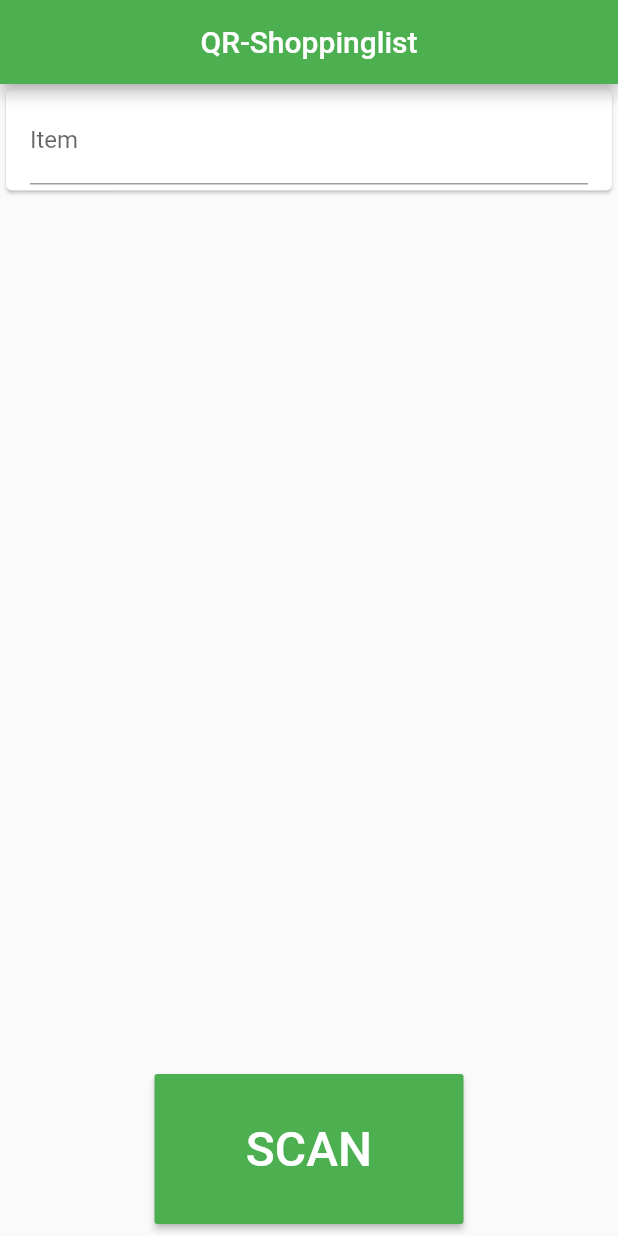
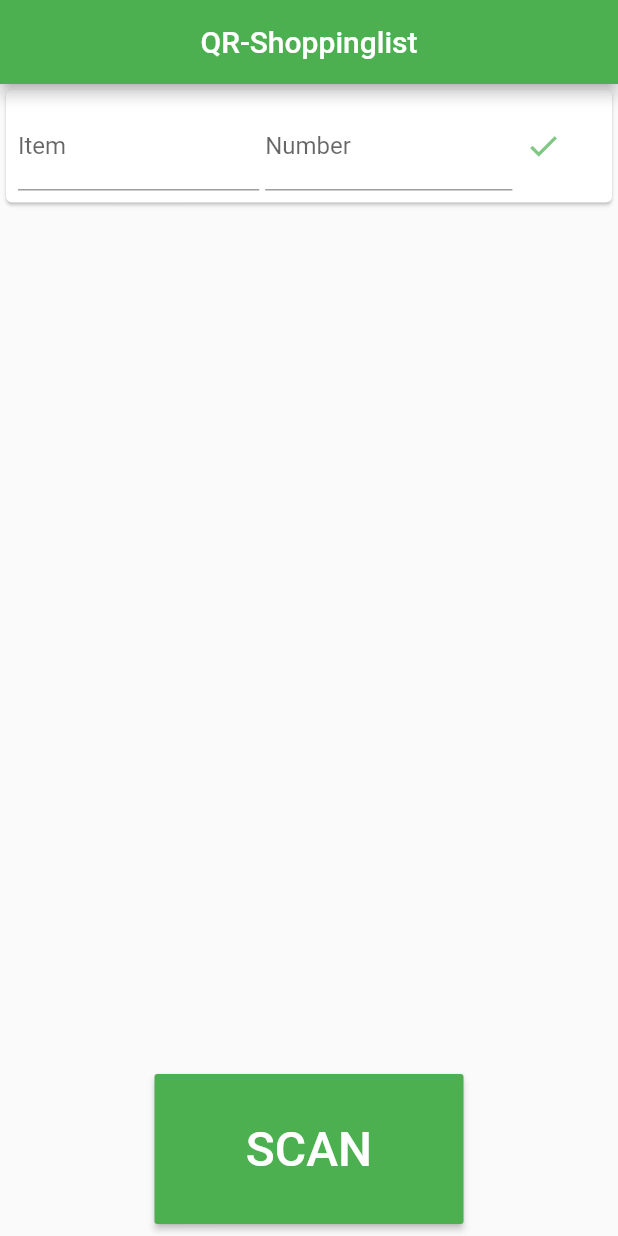
Before and after one commit to tobiasreissmann/qr_list, a Flutter app: the screen it shows after launch, on a phone screen of 412 x 824 dp. Run offline on Flutter 3.47's test engine with Material 2 defaults, Android fonts, the phone set to English and light mode, and no system bars; missing offline and left inert: barcode_scan.

Commit message:
add manual entries

```diff
--- a/lib/home_screen.dart
+++ b/lib/home_screen.dart
@@ -10,6 +10,15 @@ class HomeScreen extends StatefulWidget {
 
 class _HomeScreen extends State<HomeScreen> {
   List<Item> itemList = [];
+  TextEditingController mName = TextEditingController();
+  TextEditingController mNumber = TextEditingController();
+
+  @override
+  void dispose() {
+    mName.dispose();
+    mName.dispose();
+    super.dispose();
+  }
 
   Widget build(BuildContext context) {
     final bool showScan = MediaQuery.of(context).viewInsets.bottom == 0.0;
@@ -34,23 +43,15 @@ class _HomeScreen extends State<HomeScreen> {
                               if (index < itemList.length) {
                                 return Card(
                                     child: Padding(
-                                        padding: const EdgeInsets.all(16.0),
+                                        padding: const EdgeInsets.all(8.0),
                                         child: Row(children: <Widget>[
                                           Column(children: <Widget>[
                                             Container(
                                                 padding: const EdgeInsets.only(right: 16.0),
                                                 width: MediaQuery.of(context).size.width * 0.6,
                                                 child: Row(children: <Widget>[
-                                                  Text(
-                                                    'Item: ',
-                                                    style: TextStyle(fontSize: 22.0),
-                                                    textAlign: TextAlign.left
-                                                  ),
-                                                  Text(
-                                                    itemList[index].name,
-                                                    style: TextStyle(fontSize: 22.0, fontWeight: FontWeight.bold),
-                                                    textAlign: TextAlign.left
-                                                  ),
+                                                  Text(itemList[index].name,
+                                                      style: TextStyle(fontSize: 18.0), textAlign: TextAlign.left),
                                                 ]))
                                           ]),
                                           Column(children: <Widget>[
@@ -60,11 +61,8 @@ class _HomeScreen extends State<HomeScreen> {
                                                 child: Row(
                                                     crossAxisAlignment: CrossAxisAlignment.end,
                                                     children: <Widget>[
-                                                  Text(
-                                                    itemList[index].number,
-                                                    style: TextStyle(fontSize: 22.0, fontWeight: FontWeight.bold),
-                                                    textAlign: TextAlign.right
-                                                  )
+                                                      Text(itemList[index].number,
+                                                          style: TextStyle(fontSize: 26.0), textAlign: TextAlign.right)
                                                     ]))
                                           ]),
                                           Column(
@@ -87,15 +85,46 @@ class _HomeScreen extends State<HomeScreen> {
                                   children: <Widget>[
                                     Card(
                                         child: Padding(
-                                            padding: const EdgeInsets.only(top: 4, bottom: 4, left: 16, right: 16),
+                                      padding: const EdgeInsets.all(8),
+                                      child: Row(children: <Widget>[
+                                        Column(children: <Widget>[
+                                          Container(
+                                              width: MediaQuery.of(context).size.width * 0.4,
+                                              padding: EdgeInsets.only(right: 4),
                                               child: TextFormField(
+                                                controller: mName,
+                                                keyboardType: TextInputType.text,
                                                 decoration: const InputDecoration(
                                                   labelText: 'Item',
                                                 ),
-                                              onSaved: (text) {
-                                                this.itemList.add(Item(text, '0000'));
-                                              },
-                                            ))),
+                                              ))
+                                        ]),
+                                        Column(
+                                          children: <Widget>[
+                                            Container(
+                                                width: MediaQuery.of(context).size.width * 0.4,
+                                                child: TextFormField(
+                                                  controller: mNumber,
+                                                  keyboardType: TextInputType.number,
+                                                  decoration: const InputDecoration(
+                                                    labelText: 'Number',
+                                                  ),
+                                                ))
+                                          ],
+                                        ),
+                                        Column(
+                                          children: <Widget>[
+                                            Container(
+                                                width: MediaQuery.of(context).size.width * 0.1,
+                                                child: IconButton(
+                                                  icon: Icon(Icons.check),
+                                                  color: Colors.green[300],
+                                                  onPressed: save,
+                                                ))
+                                          ],
+                                        )
+                                      ]),
+                                    )),
                                     Container(height: 116)
                                   ],
                                 );
@@ -128,12 +157,25 @@ class _HomeScreen extends State<HomeScreen> {
     try {
       String scan = await BarcodeScanner.scan();
       RegExp expNumber = new RegExp(r"([0-9])\w+");
-      RegExp expName = new RegExp(r"kg\s([^\n]*)|Stück\s*([^\n]*)|Bund\s([^\n]*)");
-      setState(() => this.itemList.add(Item(expName.stringMatch(scan), expNumber.stringMatch(scan))));
+      // RegExp expName = new RegExp(r"^.*\skg\s|^.*\sStück\s|^.*\sBund\s");
+      RegExp expValid = new RegExp(r"^VG\s([0-9]{3,4})");
+      if (expValid.hasMatch(scan)) {
+        setState(() => this.itemList.add(Item(scan.split(" kg ")[1], expNumber.stringMatch(scan))));
+      }
     } on PlatformException catch (e) {
       if (e.code == BarcodeScanner.CameraAccessDenied) {
       } else {}
     } on FormatException {} catch (e) {}
+  }
+
+  save() {
+    setState(() {
+      if(mName.text != '' && mNumber.text != '') {
+        itemList.add(Item(mName.text, mNumber.text));
+        mName.text = '';
+        mNumber.text = '';
+      }
+    });
   }
 }
 
```
Lines whose indentation alone changed are shown as unchanged.
